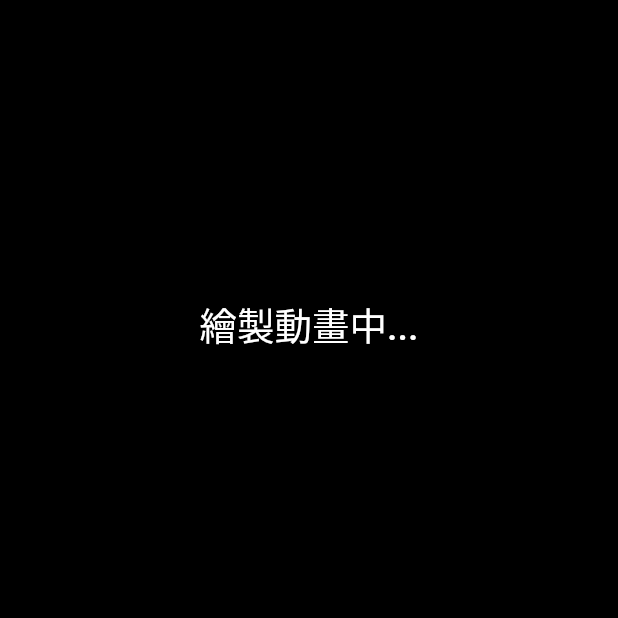
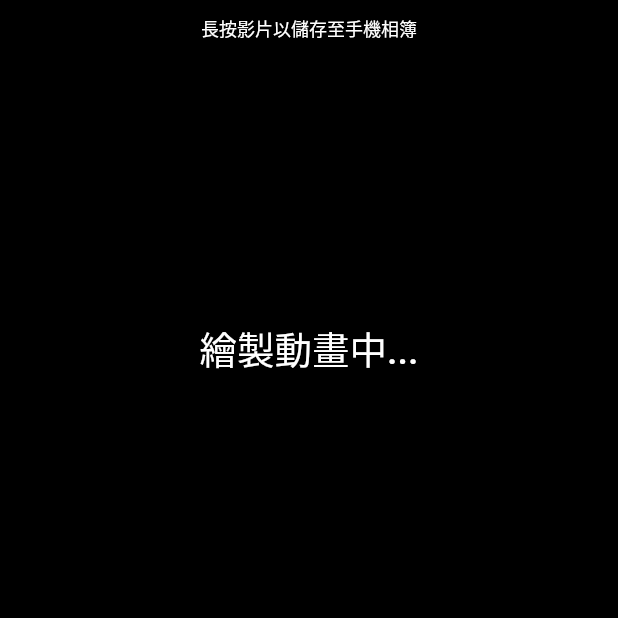
Before and after one commit to hansonnhu/FaceBeauty, a Flutter app: the BasicResult screen opened directly, on a phone screen of 412 x 824 dp, the top half of it. Run offline on Flutter 3.47's test engine with Material 2 defaults, Android fonts, the phone set to English and light mode, and no system bars; drawn by our look-alikes of animated_text_kit; our stand-ins replace camera, charts_flutter, cross_file, flutter_native_image, flutter_swiper_null_safety, gallery_saver and 5 more; missing offline and left inert: kg_charts; accounts and stored records are empty.

Commit message:
前端調整

```diff
--- a/lib/basicResult.dart
+++ b/lib/basicResult.dart
@@ -279,13 +279,24 @@ class _BasicResultState extends State<BasicResult>
                   // Image.network('https://giphy.com/stickers/color-hybrid-hybridcolor-eWfqPa8CO0khmCNLA5'),
                   )
               : Container(
-                  padding: const EdgeInsets.all(20),
+                  padding: const EdgeInsets.all(10),
                   color: Colors.black,
                   width: screenWidth,
                   height: screenHeight,
                   child: Column(
                     children: [
-                      //切割圖
+                      //人臉動畫
+                      Container(
+                        padding: EdgeInsets.only(bottom: 10),
+                        child: Text(
+                          '長按影片以儲存至手機相簿',
+                          style: TextStyle(
+                            fontSize: 12,
+                            fontWeight: FontWeight.w500,
+                            color: Colors.white,
+                          ),
+                        ),
+                      ),
                       Expanded(
                           flex: 1,
                           child: (deepFakedataLoadedFlag == false)
--- a/lib/detailResult.dart
+++ b/lib/detailResult.dart
@@ -77,7 +77,7 @@ class _DetailResultState extends State<DetailResult>
         body:
         (dataLoadedFlag == false) ? Container():
         Container(
-      padding: const EdgeInsets.all(20),
+      padding: const EdgeInsets.all(10),
       color: Colors.black,
       width: screenWidth,
       height: screenHeight,
@@ -85,7 +85,7 @@ class _DetailResultState extends State<DetailResult>
         children: [
           //切割圖
           Expanded(
-            flex: 3,
+            flex: 2,
             child:
               Container(
                 padding: const EdgeInsets.only(bottom: 0),
```
Also changed, not shown: lib/proportionalAnalysis.dart (+17 -13 lines).
